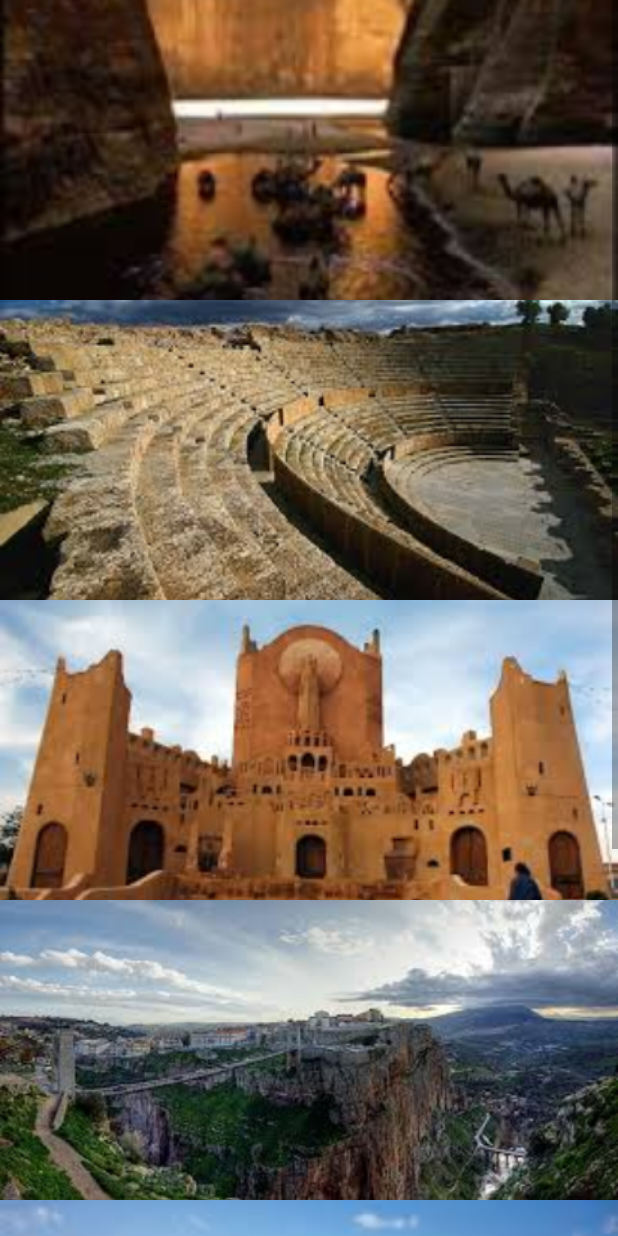
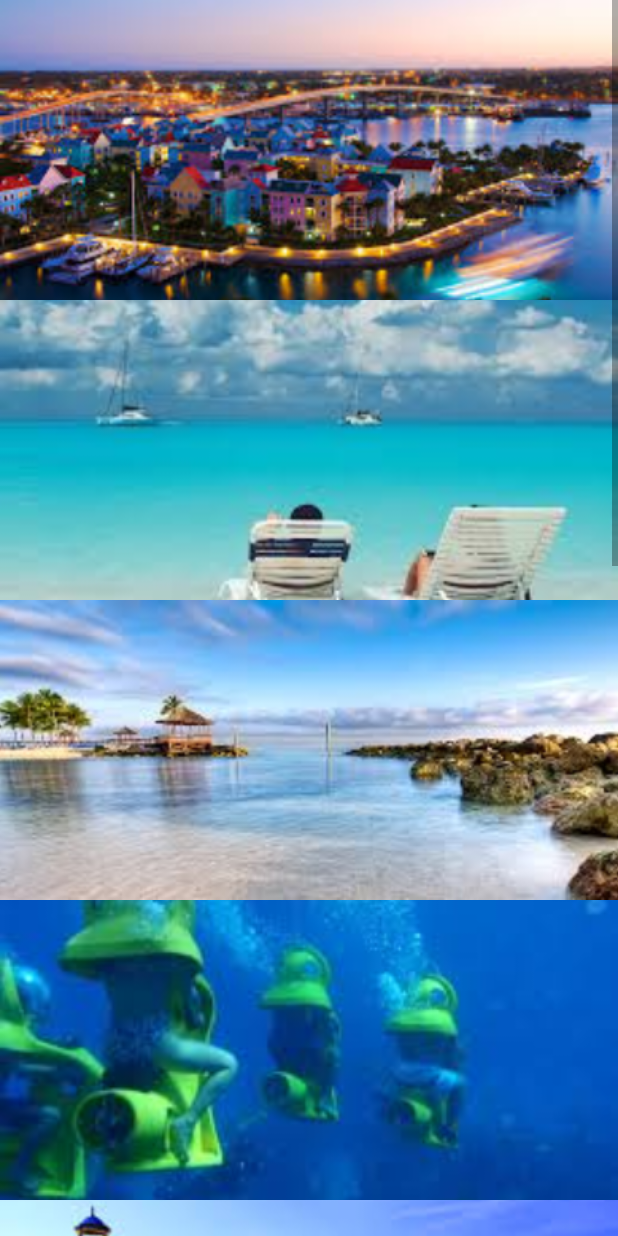
Before and after one commit to shubagr/Tips-To-Travel, an Android app: the layout images_country1.xml on its own in the app's theme, with its tools: preview values and no code run, on a phone screen of 412 x 824 dp. Run offline under Robolectric (Android 15) with nearby library versions, the phone set to English and light mode, and no system bars.

Commit message:
first commit

```diff
--- a/app/src/main/res/layout/images_country1.xml
+++ b/app/src/main/res/layout/images_country1.xml
@@ -13,37 +13,52 @@
     <ImageView
         android:id="@+id/image_1"
         style="@style/image_dimensions"
-        android:src="@drawable/algeria1"/>
+        android:src="@drawable/bahamas1"/>
 
     <ImageView
         android:id="@+id/image_2"
         style="@style/image_dimensions"
-        android:src="@drawable/algeria2"
+        android:src="@drawable/bahamas2"
         />
 
     <ImageView
         android:id="@+id/image_3"
         style="@style/image_dimensions"
-        android:src="@drawable/algeria3"
+        android:src="@drawable/bahamas3"
         />
 
     <ImageView
         android:id="@+id/image_4"
         style="@style/image_dimensions"
-        android:src="@drawable/algeria4"
+        android:src="@drawable/bahamas4"
        />
 
     <ImageView
         android:id="@+id/image_5"
         style="@style/image_dimensions"
-        android:src="@drawable/algeria5"
+        android:src="@drawable/bahamas5"
        />
+
 
     <ImageView
         android:id="@+id/image_6"
         style="@style/image_dimensions"
-        android:src="@drawable/algeria6"
+        android:src="@drawable/bahamas6"
         />
-
+    <ImageView
+        android:id="@+id/image_7"
+        style="@style/image_dimensions"
+        android:src="@drawable/bahamas7"
+        />
+    <ImageView
+        android:id="@+id/image_8"
+        style="@style/image_dimensions"
+        android:src="@drawable/bahamas8"
+        />
+    <ImageView
+        android:id="@+id/image_9"
+        style="@style/image_dimensions"
+        android:src="@drawable/bahamas9"
+        />
 </LinearLayout>
     </ScrollView>
```
Also changed, not shown: app/src/main/res/drawable/algeria1.jpg (deleted), app/src/main/res/drawable/algeria2.jpg (deleted), app/src/main/res/drawable/algeria3.jpg (deleted), app/src/main/res/drawable/algeria4.jpg (deleted), app/src/main/res/drawable/algeria5.jpg (deleted), app/src/main/res/drawable/algeria6.jpg (deleted), app/src/main/res/drawable/bahamas1.jpg (added), app/src/main/res/drawable/bahamas2.jpg (added), app/src/main/res/drawable/bahamas3.jpg (added), app/src/main/res/drawable/bahamas4.jpg (added), app/src/main/res/drawable/bahamas5.jpg (added), app/src/main/res/drawable/bahamas6.jpg (added), app/src/main/res/drawable/bahamas7.jpg (added), app/src/main/res/drawable/bahamas8.jpg (added), 1 more files.
